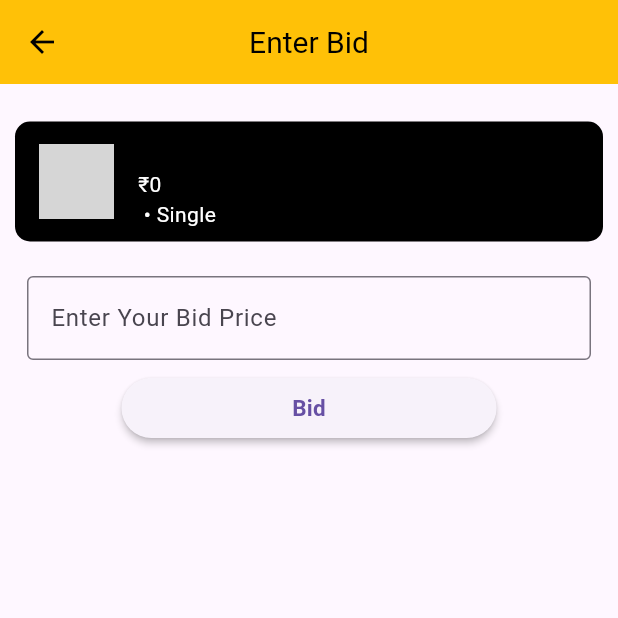
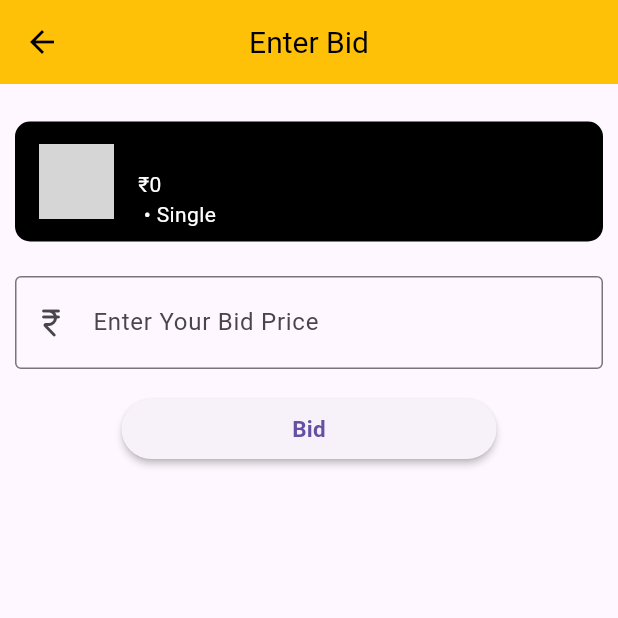
Before and after one commit to Abdev1205/quicktaxy, a Flutter app: the PostBidPage screen opened directly with empty values, on a phone screen of 412 x 824 dp, the top half of it. Run offline on Flutter 3.47's test engine with Material 2 defaults, Android fonts, the light colour scheme and no system bars; our stand-ins replace cloud_firestore, firebase_auth, firebase_core, flutter_rating_bar; missing offline and left inert: flutterfire_ui; accounts and stored records are empty; network calls fail; grey boxes are pictures that could not be loaded.

Commit message:
Bid Input improved

```diff
--- a/lib/post_bid.dart
+++ b/lib/post_bid.dart
@@ -63,17 +63,23 @@ class _PostBidPageState extends State<PostBidPage> {
         child: Form(
           key: _formKey,
           child: Padding(
-            padding: const EdgeInsets.fromLTRB(10,20,10,0),
+            padding: const EdgeInsets.fromLTRB(10, 20, 10, 0),
             child: Column(
               children: [
-                MyListTile(userDetails: widget.userData, onTapEnabled: false, showDeleteButton: false,),
+                MyListTile(
+                  userDetails: widget.userData,
+                  onTapEnabled: false,
+                  showDeleteButton: false,
+                ),
                 const SizedBox(height: 10),
                 Padding(
-                  padding: const EdgeInsets.all(8.0),
+                  padding: const EdgeInsets.symmetric(vertical: 8.0),
                   child: TextFormField(
+                    style: const TextStyle(fontSize: 20),
                     controller: priceController,
                     keyboardType: TextInputType.number,
                     decoration: const InputDecoration(
+                      prefixIcon: Icon(Icons.currency_rupee_rounded),
                       labelText: 'Enter Your Bid Price',
                       floatingLabelBehavior: FloatingLabelBehavior.auto,
                       border: OutlineInputBorder(),
@@ -86,7 +92,9 @@ class _PostBidPageState extends State<PostBidPage> {
                     },
                   ),
                 ),
-                ElevatedButton(
+                Padding(
+                  padding: const EdgeInsets.symmetric(vertical: 8.0),
+                  child: ElevatedButton(
                     onPressed: () async {
                       if (_formKey.currentState!.validate()) {
                         int price = int.parse(priceController.text);
@@ -117,13 +125,15 @@ class _PostBidPageState extends State<PostBidPage> {
                     // ignore: sort_child_properties_last
                     child: const Text(
                       'Bid',
-                    style: TextStyle(fontWeight: FontWeight.bold, fontSize: 15),
+                      style:
+                          TextStyle(fontWeight: FontWeight.bold, fontSize: 15),
                     ),
                     style: ElevatedButton.styleFrom(
                       elevation: 2,
                       shape: RoundedRectangleBorder(
                           borderRadius: BorderRadius.circular(32.0)),
                       minimumSize: const Size(250, 40),
+                    ),
                   ),
                 )
               ],
```
Lines whose indentation alone changed are shown as unchanged.
